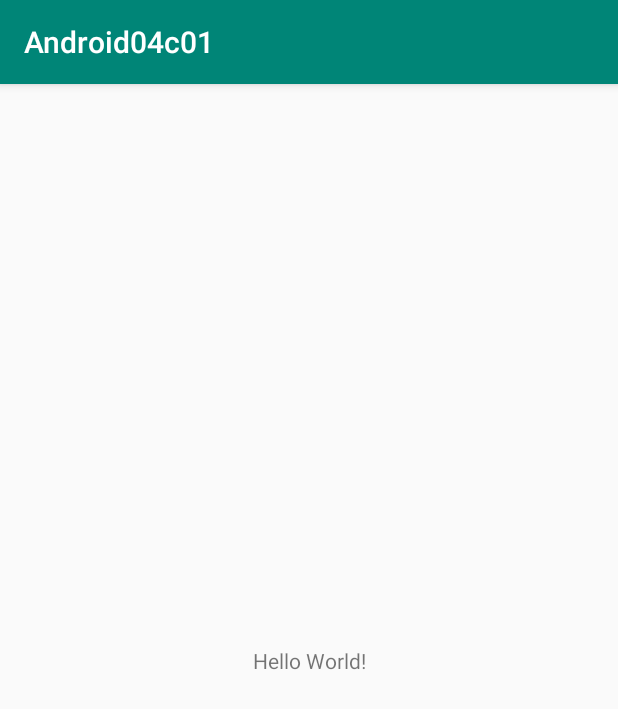
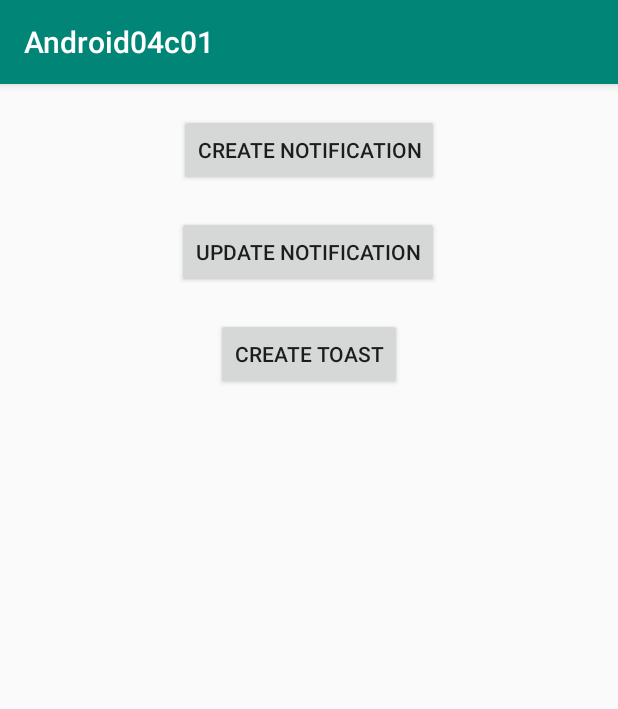
Before and after one commit to Piotrek199612/PANNUM, an Android app: the screen it shows after launch (MainActivity), on a phone screen of 412 x 824 dp. Shown: the top 709 px of the screen. Run offline under Robolectric (Android 15) with nearby library versions, the phone set to English and light mode, and no system bars.

Commit message:
Buttons created

```diff
--- a/app/src/main/res/layout/activity_main.xml
+++ b/app/src/main/res/layout/activity_main.xml
@@ -7,13 +7,36 @@
     android:layout_height="match_parent"
     tools:context=".MainActivity">
 
-    <TextView
+    <Button
+        android:id="@+id/create_notification_button"
         android:layout_width="wrap_content"
         android:layout_height="wrap_content"
-        android:text="Hello World!"
-        app:layout_constraintBottom_toBottomOf="parent"
-        app:layout_constraintLeft_toLeftOf="parent"
-        app:layout_constraintRight_toRightOf="parent"
+        android:layout_marginTop="20dp"
+        android:text="@string/create_notification"
+        app:layout_constraintEnd_toEndOf="parent"
+        app:layout_constraintHorizontal_bias="0.501"
+        app:layout_constraintStart_toStartOf="parent"
         app:layout_constraintTop_toTopOf="parent" />
 
+    <Button
+        android:id="@+id/update_notification_button"
+        android:layout_width="wrap_content"
+        android:layout_height="wrap_content"
+        android:layout_marginTop="20dp"
+        android:text="@string/update_notification"
+        app:layout_constraintEnd_toEndOf="parent"
+        app:layout_constraintHorizontal_bias="0.498"
+        app:layout_constraintStart_toStartOf="parent"
+        app:layout_constraintTop_toBottomOf="@+id/create_notification_button" />
+
+    <Button
+        android:id="@+id/create_toast_button"
+        android:layout_width="wrap_content"
+        android:layout_height="wrap_content"
+        android:layout_marginTop="20dp"
+        android:text="@string/create_toast"
+        app:layout_constraintEnd_toEndOf="parent"
+        app:layout_constraintHorizontal_bias="0.501"
+        app:layout_constraintStart_toStartOf="parent"
+        app:layout_constraintTop_toBottomOf="@+id/update_notification_button" />
 </androidx.constraintlayout.widget.ConstraintLayout>
--- a/app/src/main/res/values/strings.xml
+++ b/app/src/main/res/values/strings.xml
@@ -1,3 +1,6 @@
 <resources>
     <string name="app_name">Android04c01</string>
+    <string name="create_notification">Create notification</string>
+    <string name="update_notification">Update notification</string>
+    <string name="create_toast">Create toast</string>
 </resources>
```
Also changed, not shown: 1 other file.
